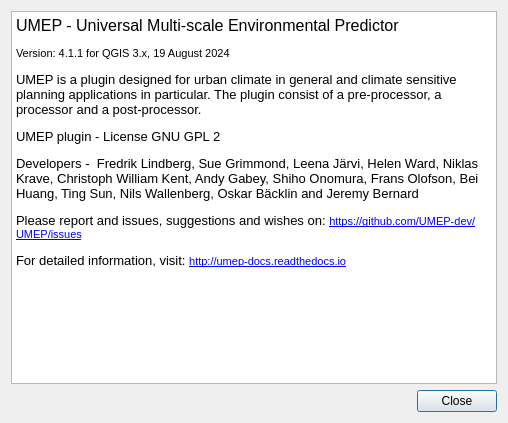
This is UMEP_about.ui in UMEP-dev/UMEP as Qt 5 draws it before an edit. The edited form follows.
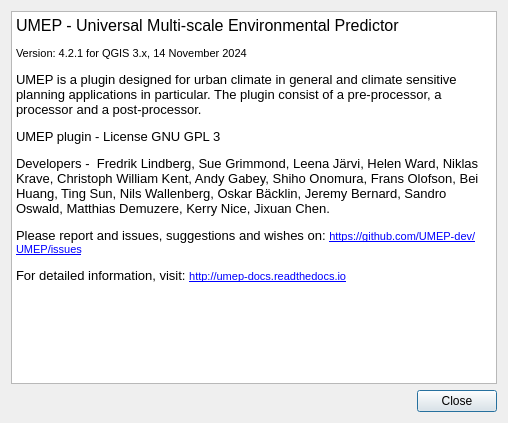
This is the edited form.

The edit to the form file:
```diff
--- a/UMEP_about.ui
+++ b/UMEP_about.ui
@@ -31,10 +31,10 @@
 p, li { white-space: pre-wrap; }
 &lt;/style&gt;&lt;/head&gt;&lt;body style=&quot; font-family:'MS Shell Dlg 2'; font-size:7.8pt; font-weight:400; font-style:normal;&quot;&gt;
 &lt;p style=&quot; margin-top:0px; margin-bottom:0px; margin-left:0px; margin-right:0px; -qt-block-indent:0; text-indent:0px;&quot;&gt;&lt;span style=&quot; font-size:12pt;&quot;&gt;UMEP - Universal Multi-scale Environmental Predictor &lt;/span&gt;&lt;/p&gt;
-&lt;p style=&quot; margin-top:12px; margin-bottom:12px; margin-left:0px; margin-right:0px; -qt-block-indent:0; text-indent:0px;&quot;&gt;&lt;span style=&quot; font-size:8pt;&quot;&gt;Version: 4.1.1 for QGIS 3.x, 19 August 2024&lt;/span&gt;&lt;/p&gt;
+&lt;p style=&quot; margin-top:12px; margin-bottom:12px; margin-left:0px; margin-right:0px; -qt-block-indent:0; text-indent:0px;&quot;&gt;&lt;span style=&quot; font-size:8pt;&quot;&gt;Version: 4.2.1 for QGIS 3.x, 14 November 2024&lt;/span&gt;&lt;/p&gt;
 &lt;p style=&quot; margin-top:12px; margin-bottom:12px; margin-left:0px; margin-right:0px; -qt-block-indent:0; text-indent:0px;&quot;&gt;&lt;span style=&quot; font-size:10pt;&quot;&gt;UMEP is a plugin designed for urban climate in general and climate sensitive planning applications in particular. The plugin consist of a pre-processor, a processor and a post-processor.&lt;/span&gt;&lt;/p&gt;
-&lt;p style=&quot; margin-top:12px; margin-bottom:12px; margin-left:0px; margin-right:0px; -qt-block-indent:0; text-indent:0px;&quot;&gt;&lt;span style=&quot; font-size:10pt;&quot;&gt;UMEP plugin - License GNU GPL 2&lt;/span&gt;&lt;/p&gt;
-&lt;p style=&quot; margin-top:12px; margin-bottom:12px; margin-left:0px; margin-right:0px; -qt-block-indent:0; text-indent:0px;&quot;&gt;&lt;span style=&quot; font-size:10pt;&quot;&gt;Developers -  Fredrik Lindberg, Sue Grimmond, Leena Järvi, Helen Ward, Niklas Krave, Christoph William Kent, Andy Gabey, Shiho Onomura, Frans Olofson, Bei Huang, Ting Sun, Nils Wallenberg, Oskar Bäcklin and Jeremy Bernard&lt;/span&gt;&lt;/p&gt;
+&lt;p style=&quot; margin-top:12px; margin-bottom:12px; margin-left:0px; margin-right:0px; -qt-block-indent:0; text-indent:0px;&quot;&gt;&lt;span style=&quot; font-size:10pt;&quot;&gt;UMEP plugin - License GNU GPL 3&lt;/span&gt;&lt;/p&gt;
+&lt;p style=&quot; margin-top:12px; margin-bottom:12px; margin-left:0px; margin-right:0px; -qt-block-indent:0; text-indent:0px;&quot;&gt;&lt;span style=&quot; font-size:10pt;&quot;&gt;Developers -  Fredrik Lindberg, Sue Grimmond, Leena Järvi, Helen Ward, Niklas Krave, Christoph William Kent, Andy Gabey, Shiho Onomura, Frans Olofson, Bei Huang, Ting Sun, Nils Wallenberg, Oskar Bäcklin, Jeremy Bernard, Sandro Oswald, Matthias Demuzere, Kerry Nice, Jixuan Chen.&lt;/span&gt;&lt;/p&gt;
 &lt;p style=&quot; margin-top:12px; margin-bottom:12px; margin-left:0px; margin-right:0px; -qt-block-indent:0; text-indent:0px;&quot;&gt;&lt;span style=&quot; font-size:10pt;&quot;&gt;Please report and issues, suggestions and wishes on: &lt;/span&gt;&lt;a href=&quot;https://github.com/UMEP-dev/UMEP/issues&quot;&gt;&lt;span style=&quot; font-size:8pt; text-decoration: underline; color:#0000ff;&quot;&gt;https://github.com/UMEP-dev/UMEP/issues&lt;/span&gt;&lt;/a&gt;&lt;/p&gt;
 &lt;p style=&quot; margin-top:12px; margin-bottom:12px; margin-left:0px; margin-right:0px; -qt-block-indent:0; text-indent:0px;&quot;&gt;&lt;span style=&quot; font-size:10pt;&quot;&gt;For detailed information, visit: &lt;/span&gt;&lt;a href=&quot;http://umep-docs.readthedocs.io&quot;&gt;&lt;span style=&quot; font-size:8pt; text-decoration: underline; color:#0000ff;&quot;&gt;http://umep-docs.readthedocs.io&lt;/span&gt;&lt;/a&gt;&lt;/p&gt;&lt;/body&gt;&lt;/html&gt;</string>
      </property>
```
